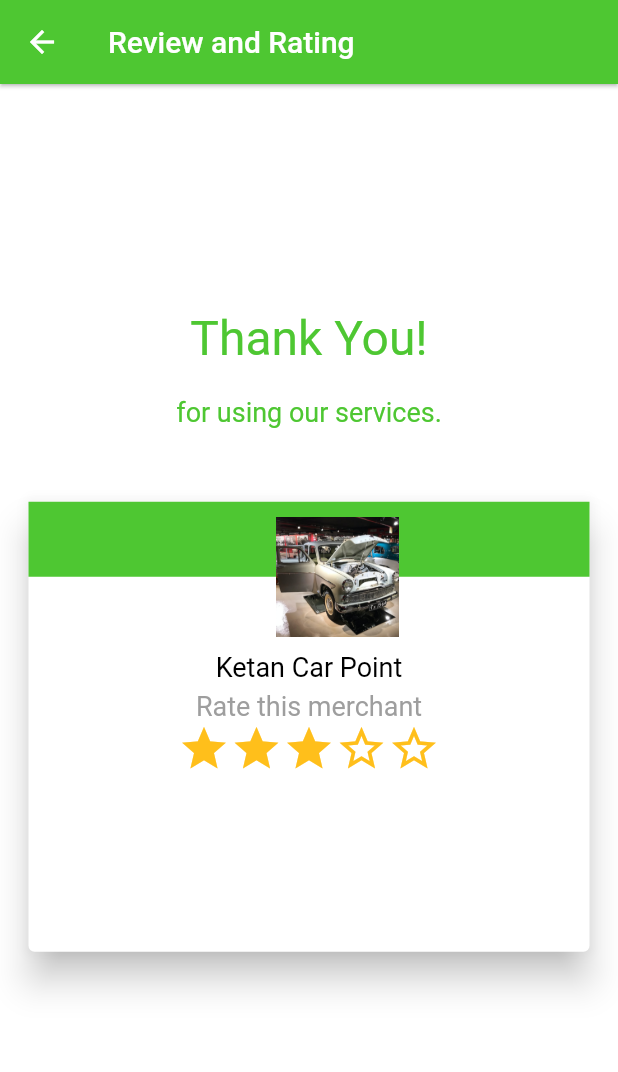
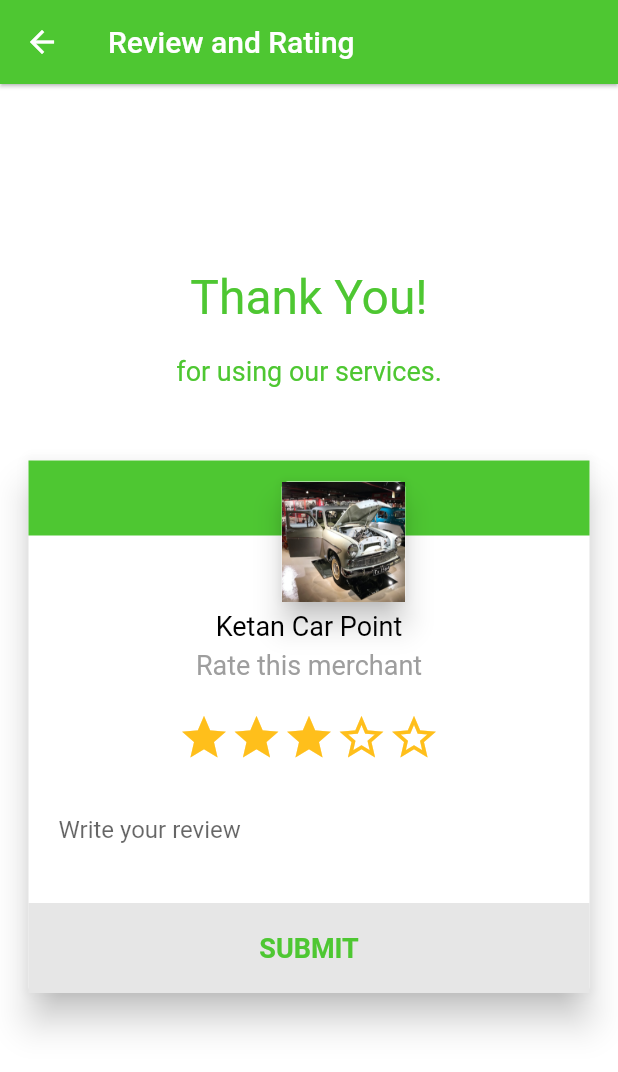
Before and after one commit to iZeroKim/Uado, a Flutter app: the AddGarageReview screen opened directly, on a phone screen of 412 x 824 dp. Shown: the top 1072 px of the screen. Run offline on Flutter 3.47's test engine with Material 2 defaults, Android fonts, the phone set to English and light mode, and no system bars; drawn by our look-alikes of getwidget; our stand-ins replace flutter_datetime_picker, image_picker.

Commit message:
Capture rate and review and navigate back to the garage details page

```diff
--- a/lib/main.dart
+++ b/lib/main.dart
@@ -37,8 +37,8 @@ class MyApp extends StatelessWidget {
           ),
         ),
 
-        // home:  const InitialLoginPage(),
-        home: const AddGarageReview(),
+        home:  const InitialLoginPage(),
+        // home: const AddGarageReview(),
       ),
     );
   }
--- a/lib/screens/garage_review.dart
+++ b/lib/screens/garage_review.dart
@@ -1,5 +1,6 @@
 import 'package:flutter/material.dart';
 import 'package:getwidget/getwidget.dart';
+import 'package:uado/screens/garage_details.dart';
 
 
 class AddGarageReview extends StatefulWidget {
@@ -52,7 +53,6 @@ class _AddGarageReviewState extends State<AddGarageReview> {
                           Stack(
                             children: <Widget>[
                               Container(
-                                height: 300,
                                 child: Column(
                                   children: [
                                     Container(
@@ -64,8 +64,7 @@ class _AddGarageReviewState extends State<AddGarageReview> {
                                     const Text("Ketan Car Point", style: TextStyle(color: Colors.black, fontSize: 18,),),
                                     const SizedBox(height: 5,),
                                     const Text("Rate this merchant", style: TextStyle(color: Colors.grey, fontSize: 18),),
-
-
+                                    SizedBox(height: 20,),
                                     GFRating(
                                       color: const Color.fromRGBO(255,191,27,1),
                                       borderColor: const Color.fromRGBO(255,191,27,1),
@@ -77,12 +76,45 @@ class _AddGarageReviewState extends State<AddGarageReview> {
                                         });
                                       },
                                     ),
+                                    SizedBox(height:20),
+                                    Padding(
+                                      padding: const EdgeInsets.symmetric(horizontal: 20.0),
+                                      child: TextField(
+                                        decoration: InputDecoration(
+                                          hintText: "Write your review",
+                                          border: InputBorder.none,
+
+                                        ),
+                                      ),
+                                    ),
+                                    SizedBox(height:25),
+                                    InkWell(
+                                      onTap: (){
+                                        //Capture rate and review
+                                        Navigator.of(context).pop();
+                                      },
+                                      child: Container(
+                                        height: 60,
+                                        color: Color.fromRGBO(230, 230, 230, 1),
+                                        child: Center(
+                                          child: TextButton(
+                                             onPressed: () { print("Submit"); Navigator.of(context).pop();},
+                                            child: Text("SUBMIT", style: TextStyle(color: Color.fromRGBO(78, 199, 50, 1), fontSize: 18, fontWeight: FontWeight.bold),),
+                                          )
+                                        ),
+                                      ),
+                                    ),
+
                                   ],
                                 ),
                               ),
                                Positioned(
                                 top: 10,
                                 left: avatar_left,
+                                child: Card(
+                                  elevation: 8.0,
+                                  child: Padding(
+                                    padding: const EdgeInsets.all(0.0),
                                     child: Row(
                                       mainAxisAlignment: MainAxisAlignment.center,
                                       children: [
@@ -92,11 +124,13 @@ class _AddGarageReviewState extends State<AddGarageReview> {
                                             width: avatar_width,
                                             child: const Image(
                                               image: AssetImage("assets/images/mechanic.png"),
-                                          fit: BoxFit.cover,
+                                              fit: BoxFit.fill,
                                             ),
                                           ),
                                         ),
                                       ],
+                                    ),
+                                  ),
                                 ),
                               ),
 
```
Lines whose indentation alone changed are shown as unchanged.
